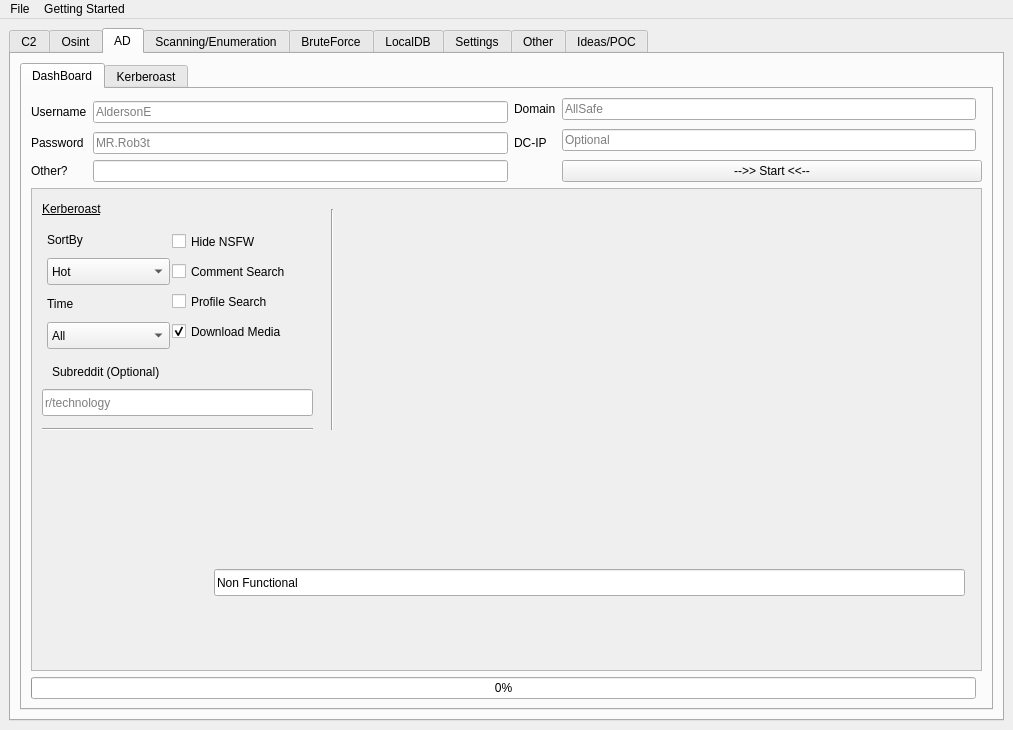
This is gui.ui in ryanq47/WhisperNet as Qt 5 draws it before an edit. The edited form follows.
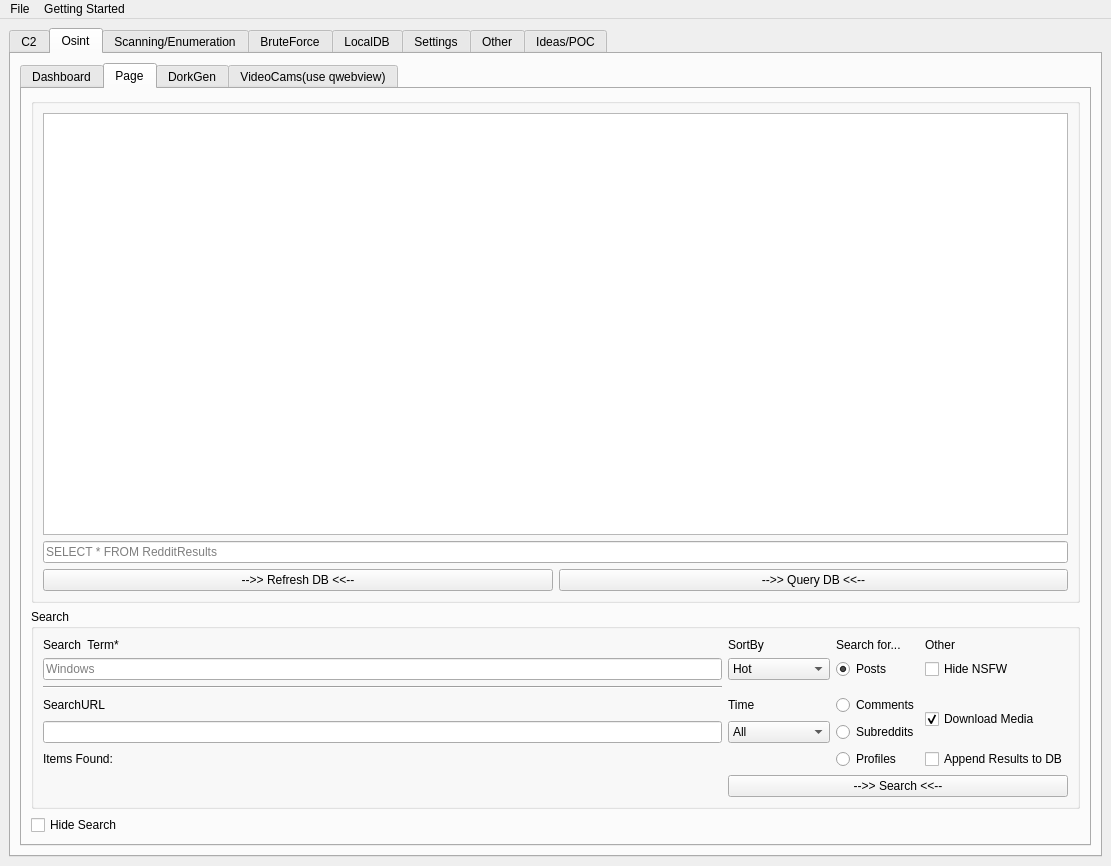
This is the edited form. The open tabs and pages were chosen to show the change. Icons and pictures are not drawn.

Commit message: updated gui so the serach now closes

What changed in the file:
```diff
--- a/gui.ui
+++ b/gui.ui
@@ -9,8 +9,8 @@
    <rect>
     <x>0</x>
     <y>0</y>
-    <width>1013</width>
-    <height>730</height>
+    <width>1111</width>
+    <height>866</height>
    </rect>
   </property>
   <property name="minimumSize">
@@ -852,230 +852,266 @@
           </widget>
           <widget class="QWidget" name="tab_13">
            <attribute name="title">
-            <string>Reddit</string>
+            <string>Page</string>
            </attribute>
-           <layout class="QGridLayout" name="gridLayout">
-            <item row="10" column="3">
-             <widget class="QLabel" name="label_18">
-              <property name="text">
-               <string>Other</string>
-              </property>
-             </widget>
-            </item>
-            <item row="4" column="0" colspan="4">
-             <widget class="Line" name="line_8">
-              <property name="orientation">
-               <enum>Qt::Horizontal</enum>
-              </property>
-             </widget>
-            </item>
-            <item row="2" column="1" colspan="3">
-             <widget class="QPushButton" name="table_QueryDB_Button_osint_reddit">
-              <property name="toolTip">
-               <string>Run a query on the DB</string>
-              </property>
-              <property name="text">
-               <string>--&gt;&gt; Query DB &lt;&lt;--</string>
-              </property>
-             </widget>
-            </item>
-            <item row="2" column="0">
-             <widget class="QPushButton" name="table_RefreshDB_Button_osint_reddit">
-              <property name="toolTip">
-               <string>Refresh the Database, updating values from the SQLITE DB file</string>
-              </property>
-              <property name="text">
-               <string>--&gt;&gt; Refresh DB &lt;&lt;--</string>
-              </property>
-             </widget>
-            </item>
-            <item row="18" column="1" colspan="3">
-             <widget class="QPushButton" name="osint_reddit_search">
-              <property name="text">
-               <string>--&gt;&gt; Search &lt;&lt;--</string>
-              </property>
-             </widget>
-            </item>
-            <item row="1" column="0" colspan="4">
-             <widget class="QLineEdit" name="DB_Query_osint_reddit">
-              <property name="placeholderText">
-               <string>SELECT * FROM RedditResults</string>
-              </property>
-             </widget>
-            </item>
-            <item row="14" column="2" rowspan="2">
-             <widget class="QRadioButton" name="osint_reddit_onlysubreddit">
-              <property name="text">
-               <string>Subreddits</string>
-              </property>
-             </widget>
-            </item>
-            <item row="11" column="2">
-             <widget class="QRadioButton" name="osint_reddit_onlypost">
-              <property name="text">
-               <string>Posts</string>
-              </property>
-              <property name="checked">
-               <bool>true</bool>
-              </property>
-             </widget>
-            </item>
-            <item row="17" column="2">
-             <widget class="QRadioButton" name="osint_reddit_onlyprofile">
-              <property name="text">
-               <string>Profiles</string>
-              </property>
-             </widget>
-            </item>
-            <item row="3" column="0" colspan="4">
-             <widget class="QProgressBar" name="reddit_progressbar">
-              <property name="value">
-               <number>0</number>
-              </property>
-              <property name="invertedAppearance">
-               <bool>false</bool>
-              </property>
-             </widget>
-            </item>
-            <item row="10" column="1">
-             <widget class="QLabel" name="label_9">
-              <property name="text">
-               <string>SortBy</string>
-              </property>
-             </widget>
-            </item>
-            <item row="17" column="0">
-             <widget class="QLabel" name="label_6">
-              <property name="text">
-               <string>Search  Term*</string>
-              </property>
-             </widget>
-            </item>
-            <item row="18" column="0">
-             <widget class="QLineEdit" name="osint_reddit_keyword">
-              <property name="placeholderText">
-               <string>Windows</string>
-              </property>
-             </widget>
-            </item>
-            <item row="13" column="1">
-             <widget class="QComboBox" name="combo_sort">
-              <item>
-               <property name="text">
-                <string>Hot</string>
-               </property>
-              </item>
-              <item>
-               <property name="text">
-                <string>Top</string>
-               </property>
-              </item>
-              <item>
-               <property name="text">
-                <string>New</string>
-               </property>
-              </item>
-              <item>
-               <property name="text">
-                <string>Controversial</string>
-               </property>
-              </item>
-              <item>
-               <property name="text">
-                <string>Comments</string>
-               </property>
-              </item>
-             </widget>
-            </item>
-            <item row="14" column="1">
-             <widget class="QLabel" name="label_10">
-              <property name="text">
-               <string>Time</string>
-              </property>
-             </widget>
-            </item>
-            <item row="0" column="0" colspan="4">
-             <widget class="QTableWidget" name="table_SQLDB_osint_reddit"/>
-            </item>
-            <item row="15" column="3" rowspan="3">
-             <widget class="QCheckBox" name="checkBox_2">
-              <property name="toolTip">
-               <string>Add/append results to previous results</string>
-              </property>
-              <property name="statusTip">
+           <layout class="QGridLayout" name="gridLayout_10">
+            <item row="0" column="0">
+             <widget class="QGroupBox" name="groupBox_2">
+              <property name="title">
                <string/>
               </property>
-              <property name="text">
-               <string>Append Results to DB</string>
-              </property>
-              <property name="checked">
-               <bool>false</bool>
-              </property>
-              <property name="tristate">
-               <bool>false</bool>
-              </property>
+              <layout class="QGridLayout" name="gridLayout_2">
+               <item row="0" column="0" colspan="2">
+                <widget class="QTableWidget" name="table_SQLDB_osint_reddit"/>
+               </item>
+               <item row="1" column="0" colspan="2">
+                <widget class="QLineEdit" name="DB_Query_osint_reddit">
+                 <property name="placeholderText">
+                  <string>SELECT * FROM RedditResults</string>
+                 </property>
+                </widget>
+               </item>
+               <item row="2" column="0">
+                <widget class="QPushButton" name="table_RefreshDB_Button_osint_reddit">
+                 <property name="toolTip">
+                  <string>Refresh the Database, updating values from the SQLITE DB file</string>
+                 </property>
+                 <property name="text">
+                  <string>--&gt;&gt; Refresh DB &lt;&lt;--</string>
+                 </property>
+                </widget>
+               </item>
+               <item row="2" column="1">
+                <widget class="QPushButton" name="table_QueryDB_Button_osint_reddit">
+                 <property name="toolTip">
+                  <string>Run a query on the DB</string>
+                 </property>
+                 <property name="text">
+                  <string>--&gt;&gt; Query DB &lt;&lt;--</string>
+                 </property>
+                </widget>
+               </item>
+              </layout>
              </widget>
             </item>
-            <item row="17" column="1">
-             <widget class="QComboBox" name="combo_time">
-              <item>
-               <property name="text">
-                <string>All</string>
-               </property>
-              </item>
-              <item>
-               <property name="text">
-                <string>Year</string>
-               </property>
-              </item>
-              <item>
-               <property name="text">
-                <string>Month</string>
-               </property>
-              </item>
-              <item>
-               <property name="text">
-                <string>Day</string>
-               </property>
-              </item>
-              <item>
-               <property name="text">
-                <string>Hour</string>
-               </property>
-              </item>
-             </widget>
-            </item>
-            <item row="13" column="2">
-             <widget class="QRadioButton" name="osint_reddit_onlycomments">
-              <property name="text">
-               <string>Comments</string>
+            <item row="1" column="0">
+             <widget class="QGroupBox" name="osint_reddit_searchbox">
+              <property name="title">
+               <string>Search</string>
               </property>
+              <layout class="QGridLayout" name="gridLayout_3">
+               <item row="0" column="0">
+                <widget class="QLabel" name="label_42">
+                 <property name="text">
+                  <string>Search  Term*</string>
+                 </property>
+                </widget>
+               </item>
+               <item row="0" column="1">
+                <widget class="QLabel" name="label_20">
+                 <property name="text">
+                  <string>SortBy</string>
+                 </property>
+                </widget>
+               </item>
+               <item row="0" column="2">
+                <widget class="QLabel" name="label_40">
+                 <property name="text">
+                  <string>Search for...</string>
+                 </property>
+                </widget>
+               </item>
+               <item row="0" column="3">
+                <widget class="QLabel" name="label_33">
+                 <property name="text">
+                  <string>Other</string>
+                 </property>
+                </widget>
+               </item>
+               <item row="1" column="0">
+                <widget class="QLineEdit" name="osint_reddit_keyword">
+                 <property name="placeholderText">
+                  <string>Windows</string>
+                 </property>
+                </widget>
+               </item>
+               <item row="1" column="1">
+                <widget class="QComboBox" name="combo_sort">
+                 <item>
+                  <property name="text">
+                   <string>Hot</string>
+                  </property>
+                 </item>
+                 <item>
+                  <property name="text">
+                   <string>Top</string>
+                  </property>
+                 </item>
+                 <item>
+                  <property name="text">
+                   <string>New</string>
+                  </property>
+                 </item>
+                 <item>
+                  <property name="text">
+                   <string>Controversial</string>
+                  </property>
+                 </item>
+                 <item>
+                  <property name="text">
+                   <string>Comments</string>
+                  </property>
+                 </item>
+                </widget>
+               </item>
+               <item row="1" column="2">
+                <widget class="QRadioButton" name="osint_reddit_onlypost">
+                 <property name="text">
+                  <string>Posts</string>
+                 </property>
+                 <property name="checked">
+                  <bool>true</bool>
+                 </property>
+                </widget>
+               </item>
+               <item row="1" column="3">
+                <widget class="QCheckBox" name="osint_reddit_hideNSFW">
+                 <property name="text">
+                  <string>Hide NSFW</string>
+                 </property>
+                </widget>
+               </item>
+               <item row="2" column="0">
+                <widget class="Line" name="line_10">
+                 <property name="orientation">
+                  <enum>Qt::Horizontal</enum>
+                 </property>
+                </widget>
+               </item>
+               <item row="3" column="0">
+                <widget class="QLabel" name="label_41">
+                 <property name="text">
+                  <string>SearchURL</string>
+                 </property>
+                </widget>
+               </item>
+               <item row="3" column="1">
+                <widget class="QLabel" name="label_43">
+                 <property name="text">
+                  <string>Time</string>
+                 </property>
+                </widget>
+               </item>
+               <item row="3" column="2">
+                <widget class="QRadioButton" name="osint_reddit_onlycomments">
+                 <property name="text">
+                  <string>Comments</string>
+                 </property>
+                </widget>
+               </item>
+               <item row="3" column="3" rowspan="2">
+                <widget class="QCheckBox" name="osint_reddit_downloadmedia">
+                 <property name="toolTip">
+                  <string>Download Images/Videos associated with the posts searched</string>
+                 </property>
+                 <property name="text">
+                  <string>Download Media</string>
+                 </property>
+                 <property name="checked">
+                  <bool>true</bool>
+                 </property>
+                </widget>
+               </item>
+               <item row="4" column="0">
+                <widget class="QLineEdit" name="osint_reddit_searchurl">
+                 <property name="readOnly">
+                  <bool>true</bool>
+                 </property>
+                </widget>
+               </item>
+               <item row="4" column="1">
+                <widget class="QComboBox" name="combo_time">
+                 <item>
+                  <property name="text">
+                   <string>All</string>
+                  </property>
+                 </item>
+                 <item>
+                  <property name="text">
+                   <string>Year</string>
+                  </property>
+                 </item>
+                 <item>
+                  <property name="text">
+                   <string>Month</string>
+                  </property>
+                 </item>
+                 <item>
+                  <property name="text">
+                   <string>Day</string>
+                  </property>
+                 </item>
+                 <item>
+                  <property name="text">
+                   <string>Hour</string>
+                  </property>
+                 </item>
+                </widget>
+               </item>
+               <item row="4" column="2">
+                <widget class="QRadioButton" name="osint_reddit_onlysubreddit">
+                 <property name="text">
+                  <string>Subreddits</string>
+                 </property>
+                </widget>
+               </item>
+               <item row="5" column="0">
+                <widget class="QLabel" name="label_39">
+                 <property name="text">
+                  <string>Items Found:</string>
+                 </property>
+                </widget>
+               </item>
+               <item row="5" column="2">
+                <widget class="QRadioButton" name="osint_reddit_onlyprofile">
+                 <property name="text">
+                  <string>Profiles</string>
+                 </property>
+                </widget>
+               </item>
+               <item row="5" column="3">
+                <widget class="QCheckBox" name="checkBox_29">
+                 <property name="toolTip">
+                  <string>Add/append results to previous results</string>
+                 </property>
+                 <property name="statusTip">
+                  <string/>
+                 </property>
+                 <property name="text">
+                  <string>Append Results to DB</string>
+                 </property>
+                 <property name="checked">
+                  <bool>false</bool>
+                 </property>
+                 <property name="tristate">
+                  <bool>false</bool>
+                 </property>
+                </widget>
+               </item>
+               <item row="6" column="1" colspan="3">
+                <widget class="QPushButton" name="osint_reddit_search">
+                 <property name="text">
+                  <string>--&gt;&gt; Search &lt;&lt;--</string>
+                 </property>
+                </widget>
+               </item>
+              </layout>
              </widget>
             </item>
-            <item row="10" column="2">
-             <widget class="QLabel" name="label">
+            <item row="2" column="0">
+             <widget class="QCheckBox" name="osint_reddit_gui_hide_search">
               <property name="text">
-               <string>Search for...</string>
-              </property>
-             </widget>
-            </item>
-            <item row="13" column="3" rowspan="2">
-             <widget class="QCheckBox" name="osint_reddit_downloadmedia">
-              <property name="toolTip">
-               <string>Download Images/Videos associated with the posts searched</string>
-              </property>
-              <property name="text">
-               <string>Download Media</string>
-              </property>
-              <property name="checked">
-               <bool>true</bool>
-              </property>
-             </widget>
-            </item>
-            <item row="11" column="3">
-             <widget class="QCheckBox" name="osint_reddit_hideNSFW">
-              <property name="text">
-               <string>Hide NSFW</string>
+               <string>Hide Search</string>
               </property>
              </widget>
             </item>
@@ -1219,407 +1255,6 @@
            <attribute name="title">
             <string>VideoCams(use qwebview)</string>
            </attribute>
-           <widget class="QLineEdit" name="lineEdit_8">
-            <property name="geometry">
-             <rect>
-              <x>150</x>
-              <y>320</y>
-              <width>751</width>
-              <height>27</height>
-             </rect>
-            </property>
-            <property name="text">
-             <string>Non Functional</string>
-            </property>
-           </widget>
-          </widget>
-         </widget>
-        </item>
-       </layout>
-      </widget>
-      <widget class="QWidget" name="tab_38">
-       <attribute name="title">
-        <string>AD</string>
-       </attribute>
-       <layout class="QGridLayout" name="gridLayout_29">
-        <item row="1" column="0">
-         <widget class="QTabWidget" name="tabWidget_5">
-          <property name="currentIndex">
-           <number>0</number>
-          </property>
-          <widget class="QWidget" name="tab_39">
-           <attribute name="title">
-            <string>DashBoard</string>
-           </attribute>
-           <layout class="QGridLayout" name="gridLayout_30">
-            <item row="3" column="1">
-             <widget class="QLineEdit" name="lineEdit_17"/>
-            </item>
-            <item row="3" column="0">
-             <widget class="QLabel" name="label_70">
-              <property name="text">
-               <string>Other?</string>
-              </property>
-             </widget>
-            </item>
-            <item row="0" column="0" rowspan="2">
-             <widget class="QLabel" name="label_67">
-              <property name="text">
-               <string>Username</string>
-              </property>
-             </widget>
-            </item>
-            <item row="2" column="2">
-             <widget class="QLabel" name="label_69">
-              <property name="text">
-               <string>DC-IP</string>
-              </property>
-             </widget>
-            </item>
-            <item row="2" column="0">
-             <widget class="QLabel" name="label_68">
-              <property name="text">
-               <string>Password</string>
-              </property>
-             </widget>
-            </item>
-            <item row="0" column="1" rowspan="2">
-             <widget class="QLineEdit" name="lineEdit_14">
-              <property name="placeholderText">
-               <string>AldersonE</string>
-              </property>
-             </widget>
-            </item>
-            <item row="3" column="3" colspan="2">
-             <widget class="QPushButton" name="portscan_start_6">
-              <property name="text">
-               <string>--&gt;&gt; Start &lt;&lt;--</string>
-              </property>
-             </widget>
-            </item>
-            <item row="2" column="1">
-             <widget class="QLineEdit" name="lineEdit_15">
-              <property name="placeholderText">
-               <string>MR.Rob3t</string>
-              </property>
-             </widget>
-            </item>
-            <item row="0" column="3">
-             <widget class="QLineEdit" name="dashboard_osint_keyword_2">
-              <property name="placeholderText">
-               <string>AllSafe</string>
-              </property>
-             </widget>
-            </item>
-            <item row="1" column="3" rowspan="2">
-             <widget class="QLineEdit" name="lineEdit_16">
-              <property name="text">
-               <string/>
-              </property>
-              <property name="placeholderText">
-               <string>Optional</string>
-              </property>
-             </widget>
-            </item>
-            <item row="5" column="0" colspan="5">
-             <widget class="QScrollArea" name="scrollArea_4">
-              <property name="widgetResizable">
-               <bool>true</bool>
-              </property>
-              <widget class="QWidget" name="scrollAreaWidgetContents_4">
-               <property name="geometry">
-                <rect>
-                 <x>0</x>
-                 <y>0</y>
-                 <width>949</width>
-                 <height>446</height>
-                </rect>
-               </property>
-               <widget class="QLabel" name="label_62">
-                <property name="geometry">
-                 <rect>
-                  <x>10</x>
-                  <y>10</y>
-                  <width>91</width>
-                  <height>19</height>
-                 </rect>
-                </property>
-                <property name="font">
-                 <font>
-                  <underline>true</underline>
-                 </font>
-                </property>
-                <property name="text">
-                 <string>Kerberoast</string>
-                </property>
-               </widget>
-               <widget class="QLineEdit" name="lineEdit_12">
-                <property name="geometry">
-                 <rect>
-                  <x>10</x>
-                  <y>510</y>
-                  <width>113</width>
-                  <height>27</height>
-                 </rect>
-                </property>
-                <property name="text">
-                 <string>Length</string>
-                </property>
-               </widget>
-               <widget class="QCheckBox" name="dashboard_reddit_onlycomments_2">
-                <property name="geometry">
-                 <rect>
-                  <x>140</x>
-                  <y>70</y>
-                  <width>140</width>
-                  <height>25</height>
-                 </rect>
-                </property>
-                <property name="toolTip">
-                 <string>Search ONLY for comments with &quot;KEYWORD&quot; in the text</string>
-                </property>
-                <property name="text">
-                 <string>Comment Search</string>
-                </property>
-                <property name="checkable">
-                 <bool>true</bool>
-                </property>
-                <property name="checked">
-                 <bool>false</bool>
-                </property>
-               </widget>
-               <widget class="QComboBox" name="combo_time_3">
-                <property name="geometry">
-                 <rect>
-                  <x>15</x>
-                  <y>133</y>
-                  <width>123</width>
-                  <height>27</height>
-                 </rect>
-                </property>
-                <item>
-                 <property name="text">
-                  <string>All</string>
-                 </property>
-                </item>
-                <item>
-                 <property name="text">
-                  <string>Year</string>
-                 </property>
-                </item>
-                <item>
-                 <property name="text">
-                  <string>Month</string>
-                 </property>
-                </item>
-                <item>
-                 <property name="text">
-                  <string>Day</string>
-                 </property>
-                </item>
-                <item>
-                 <property name="text">
-                  <string>Hour</string>
-                 </property>
-                </item>
-               </widget>
-               <widget class="QLabel" name="label_63">
-                <property name="geometry">
-                 <rect>
-                  <x>15</x>
-                  <y>38</y>
-                  <width>123</width>
-                  <height>25</height>
-                 </rect>
-                </property>
-                <property name="text">
-                 <string>SortBy</string>
-                </property>
-               </widget>
-               <widget class="QLabel" name="label_64">
-                <property name="geometry">
-                 <rect>
-                  <x>15</x>
-                  <y>102</y>
-                  <width>123</width>
-                  <height>25</height>
-                 </rect>
-                </property>
-                <property name="text">
-                 <string>Time</string>
-                </property>
-               </widget>
-               <widget class="QCheckBox" name="dashboard_reddit_onlyprofile_2">
-                <property name="geometry">
-                 <rect>
-                  <x>140</x>
-                  <y>100</y>
-                  <width>140</width>
-                  <height>25</height>
-                 </rect>
-                </property>
-                <property name="toolTip">
-                 <string>Search for a user profile, enter the username in &quot;keyword&quot;</string>
-                </property>
-                <property name="text">
-                 <string>Profile Search</string>
-                </property>
-               </widget>
-               <widget class="QComboBox" name="combo_sort_3">
-                <property name="geometry">
-                 <rect>
-                  <x>15</x>
-                  <y>69</y>
-                  <width>123</width>
-                  <height>27</height>
-                 </rect>
-                </property>
-                <item>
-                 <property name="text">
-                  <string>Hot</string>
-                 </property>
-                </item>
-                <item>
-                 <property name="text">
-                  <string>Top</string>
-                 </property>
-                </item>
-                <item>
-                 <property name="text">
-                  <string>New</string>
-                 </property>
-                </item>
-                <item>
-                 <property name="text">
-                  <string>Controversial</string>
-                 </property>
-                </item>
-                <item>
-                 <property name="text">
-                  <string>Comments</string>
-                 </property>
-                </item>
-               </widget>
-               <widget class="QCheckBox" name="dashboard_reddit_downloadmedia_2">
-                <property name="geometry">
-                 <rect>
-                  <x>140</x>
-                  <y>130</y>
-                  <width>170</width>
-                  <height>25</height>
-                 </rect>
-                </property>
-                <property name="toolTip">
-                 <string>Download Images/Videos associated with the posts searched</string>
-                </property>
-                <property name="text">
-                 <string>Download Media</string>
-                </property>
-                <property name="checked">
-                 <bool>true</bool>
-                </property>
-               </widget>
-               <widget class="Line" name="line_15">
-                <property name="geometry">
-                 <rect>
-                  <x>10</x>
-                  <y>230</y>
-                  <width>271</width>
-                  <height>21</height>
-                 </rect>
-                </property>
-                <property name="orientation">
-                 <enum>Qt::Horizontal</enum>
-                </property>
-               </widget>
-               <widget class="QLineEdit" name="dashboard_reddit_subreddit_2">
-                <property name="geometry">
-                 <rect>
-                  <x>10</x>
-                  <y>200</y>
-                  <width>271</width>
-                  <height>27</height>
-                 </rect>
-                </property>
-                <property name="placeholderText">
-                 <string>r/technology</string>
-                </property>
-               </widget>
-               <widget class="QLabel" name="label_65">
-                <property name="geometry">
-                 <rect>
-                  <x>20</x>
-                  <y>170</y>
-                  <width>151</width>
-                  <height>25</height>
-                 </rect>
-                </property>
-                <property name="text">
-                 <string>Subreddit (Optional)</string>
-                </property>
-               </widget>
-               <widget class="Line" name="line_16">
-                <property name="geometry">
-                 <rect>
-                  <x>290</x>
-                  <y>20</y>
-                  <width>21</width>
-                  <height>221</height>
-                 </rect>
-                </property>
-                <property name="orientation">
-                 <enum>Qt::Vertical</enum>
-                </property>
-               </widget>
-               <widget class="QCheckBox" name="dashboard_reddit_hideNSFW_2">
-                <property name="geometry">
-                 <rect>
-                  <x>140</x>
-                  <y>40</y>
-                  <width>131</width>
-                  <height>25</height>
-                 </rect>
-                </property>
-                <property name="text">
-                 <string>Hide NSFW</string>
-                </property>
-               </widget>
-               <widget class="QLineEdit" name="lineEdit_13">
-                <property name="geometry">
-                 <rect>
-                  <x>182</x>
-                  <y>380</y>
-                  <width>751</width>
-                  <height>27</height>
-                 </rect>
-                </property>
-                <property name="text">
-                 <string>Non Functional</string>
-                </property>
-               </widget>
-              </widget>
-             </widget>
-            </item>
-            <item row="0" column="2">
-             <widget class="QLabel" name="label_66">
-              <property name="text">
-               <string>Domain</string>
-              </property>
-             </widget>
-            </item>
-            <item row="6" column="0" colspan="4">
-             <widget class="QProgressBar" name="progressBar">
-              <property name="value">
-               <number>0</number>
-              </property>
-             </widget>
-            </item>
-           </layout>
-          </widget>
-          <widget class="QWidget" name="tab_40">
-           <attribute name="title">
-            <string>Kerberoast</string>
-           </attribute>
           </widget>
          </widget>
         </item>
@@ -5642,7 +5277,7 @@
     <rect>
      <x>0</x>
      <y>0</y>
-     <width>1013</width>
+     <width>1111</width>
      <height>24</height>
     </rect>
    </property>
```
Left out of the diff: 28 changed lines with no effect on the pictures. The commit also changes 7 other files.
